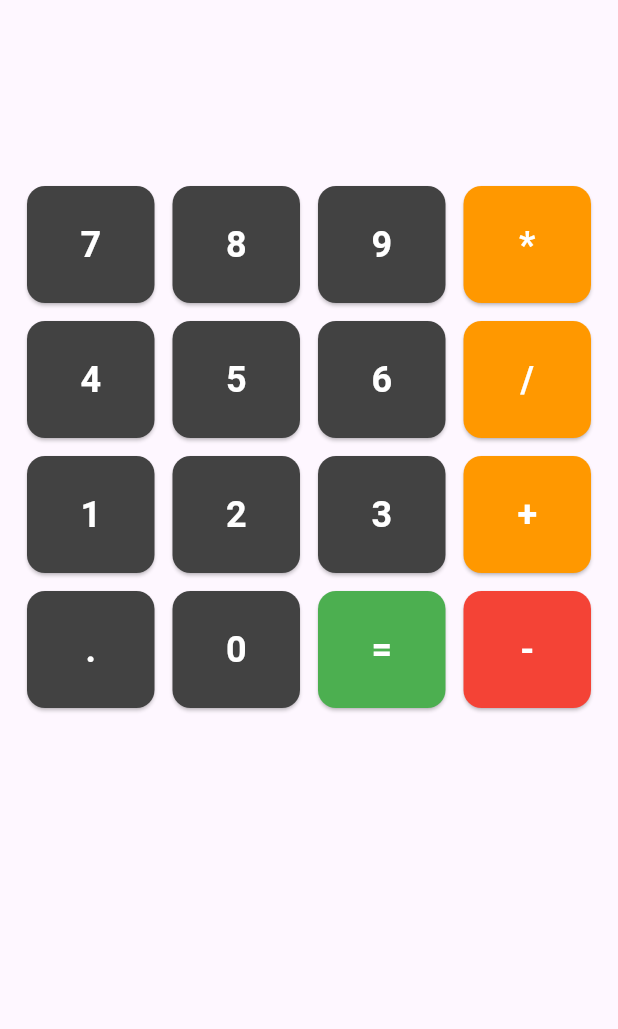
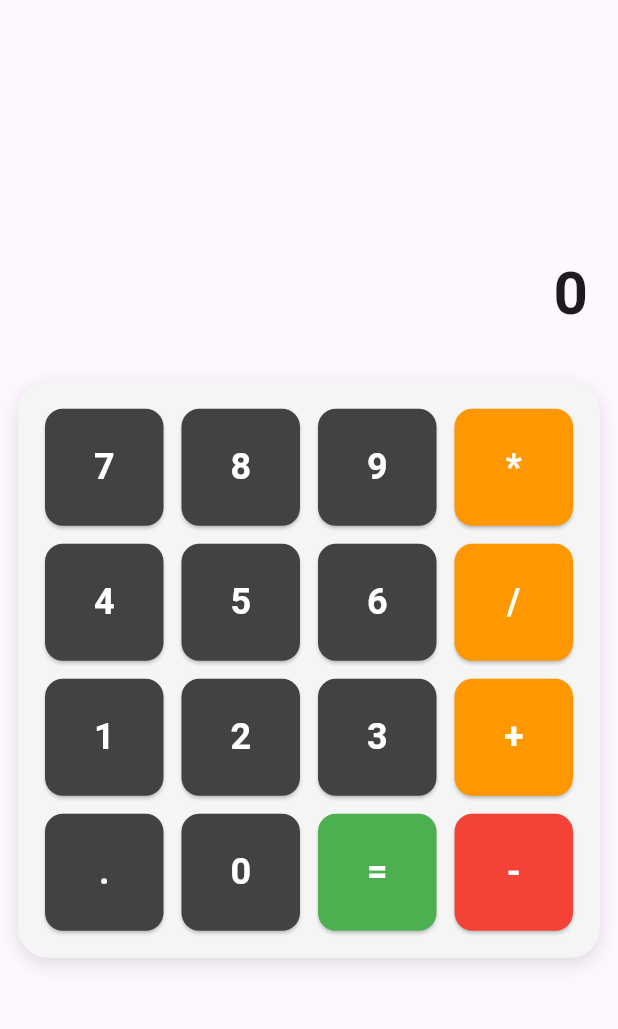
Before and after one commit to SalahHassan202/flutter_calculator_app, a Flutter app: the screen it shows after launch, on a phone screen of 412 x 824 dp, the part 63-1092 px from its top. Run offline on Flutter 3.47's test engine with Material 3 defaults, Android fonts, the phone set to English and light mode, and no system bars.

Commit message:
update ui in calculator

```diff
--- a/lib/pages/home_page.dart
+++ b/lib/pages/home_page.dart
@@ -22,23 +22,40 @@ class _HomePageState extends State<HomePage> {
   Widget build(BuildContext context) {
     return Scaffold(
       appBar: AppBar(title: const Text("Calculator"), centerTitle: true),
-      body: Padding(
-        padding: const EdgeInsets.all(12),
+      body: SafeArea(
         child: Column(
           children: [
+            const Spacer(),
             Padding(
-              padding: const EdgeInsets.all(20),
+              padding: const EdgeInsets.symmetric(horizontal: 20, vertical: 10),
               child: Align(
                 alignment: Alignment.centerRight,
                 child: Text(
-                  resText,
+                  resText.isEmpty ? '0' : resText,
                   style: const TextStyle(
-                    fontSize: 36,
+                    fontSize: 40,
                     fontWeight: FontWeight.bold,
                   ),
                 ),
               ),
             ),
+            const SizedBox(height: 20),
+            Container(
+              padding: const EdgeInsets.all(12),
+              margin: const EdgeInsets.symmetric(horizontal: 12),
+              decoration: BoxDecoration(
+                color: Colors.grey.shade100,
+                borderRadius: BorderRadius.circular(20),
+                boxShadow: const [
+                  BoxShadow(
+                    color: Colors.black12,
+                    blurRadius: 10,
+                    offset: Offset(0, 4),
+                  ),
+                ],
+              ),
+              child: Column(
+                children: [
                   Row(
                     children: [
                       buildDigit('7'),
@@ -79,6 +96,10 @@ class _HomePageState extends State<HomePage> {
                       ),
                     ],
                   ),
+                ],
+              ),
+            ),
+            const Spacer(),
           ],
         ),
       ),
```
Lines whose indentation alone changed are shown as unchanged.
